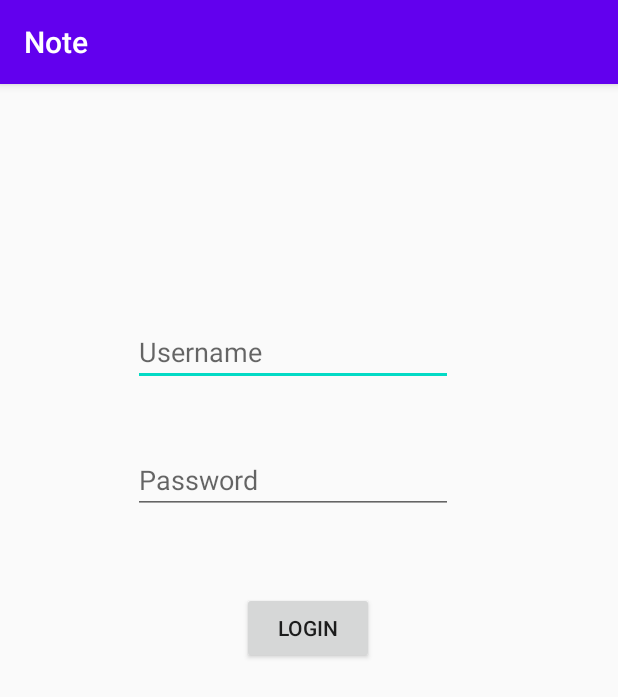
After one commit to joelvaz99/TP_parte3, an Android app: the Login screen opened directly, with no data from a screen before it, on a phone screen of 412 x 824 dp. The commit adds this screen. Shown: the top 697 px of the screen. Run offline under Robolectric (Android 15) with nearby library versions, the phone set to English and light mode, and no system bars.

Commit message:
Inicio Trabalho Parte 4

```diff
--- a/app/src/main/AndroidManifest.xml
+++ b/app/src/main/AndroidManifest.xml
@@ -9,7 +9,8 @@
         android:roundIcon="@mipmap/ic_launcher_round"
         android:supportsRtl="true"
         android:theme="@style/AppTheme">
-        <activity android:name=".AddNota"></activity>
+        <activity android:name=".viewModel.Login"></activity>
+        <activity android:name=".AddNota" />
         <activity android:name=".MainActivity">
             <intent-filter>
                 <action android:name="android.intent.action.MAIN" />
--- a/app/src/main/java/ipvc/estg/tp_parte3/MainActivity.kt
+++ b/app/src/main/java/ipvc/estg/tp_parte3/MainActivity.kt
@@ -3,6 +3,7 @@ import android.app.Activity
 import android.content.Intent
 import android.os.Build
 import android.os.Bundle
+import android.widget.Button
 import android.widget.Toast
 import androidx.annotation.RequiresApi
 import androidx.appcompat.app.AppCompatActivity
@@ -13,6 +14,7 @@ import androidx.recyclerview.widget.RecyclerView
 import com.google.android.material.floatingactionbutton.FloatingActionButton
 import ipvc.estg.tp_parte3.adapter.NotaAdapter
 import ipvc.estg.tp_parte3.entities.Nota
+import ipvc.estg.tp_parte3.viewModel.Login
 import ipvc.estg.tp_parte3.viewModel.NotaViewModel
 import java.time.LocalDateTime
 import java.time.format.DateTimeFormatter
@@ -47,6 +49,11 @@ class MainActivity : AppCompatActivity(),NotaAdapter.RowClickListener  {
         fab.setOnClickListener {
             val intent = Intent(this@MainActivity, AddNota::class.java)
             startActivityForResult(intent, newWordActivityRequestCode)
+        }
+        val ir_login = findViewById<Button>(R.id.ir_login)
+        ir_login.setOnClickListener {
+            val intent = Intent(this@MainActivity, Login::class.java)
+            startActivity(intent)
         }
 
 
--- /dev/null
+++ b/app/src/main/java/ipvc/estg/tp_parte3/viewModel/Login.kt
@@ -0,0 +1,12 @@
+package ipvc.estg.tp_parte3.viewModel
+
+import androidx.appcompat.app.AppCompatActivity
+import android.os.Bundle
+import ipvc.estg.tp_parte3.R
+
+class Login : AppCompatActivity() {
+    override fun onCreate(savedInstanceState: Bundle?) {
+        super.onCreate(savedInstanceState)
+        setContentView(R.layout.activity_login)
+    }
+}
--- /dev/null
+++ b/app/src/main/res/layout/activity_login.xml
@@ -0,0 +1,45 @@
+<?xml version="1.0" encoding="utf-8"?>
+<androidx.constraintlayout.widget.ConstraintLayout xmlns:android="http://schemas.android.com/apk/res/android"
+    xmlns:app="http://schemas.android.com/apk/res-auto"
+    xmlns:tools="http://schemas.android.com/tools"
+    android:layout_width="match_parent"
+    android:layout_height="match_parent"
+    tools:context=".viewModel.Login">
+
+    <EditText
+        android:id="@+id/username"
+        android:layout_width="wrap_content"
+        android:layout_height="wrap_content"
+        android:layout_marginTop="156dp"
+        android:ems="10"
+        android:hint="Username"
+        android:inputType="textPersonName"
+        app:layout_constraintEnd_toEndOf="parent"
+        app:layout_constraintHorizontal_bias="0.447"
+        app:layout_constraintStart_toStartOf="parent"
+        app:layout_constraintTop_toTopOf="parent" />
+
+    <EditText
+        android:id="@+id/password"
+        android:layout_width="wrap_content"
+        android:layout_height="wrap_content"
+        android:layout_marginTop="40dp"
+        android:ems="10"
+        android:hint="Password"
+        android:inputType="textPassword"
+        app:layout_constraintEnd_toEndOf="parent"
+        app:layout_constraintHorizontal_bias="0.447"
+        app:layout_constraintStart_toStartOf="parent"
+        app:layout_constraintTop_toBottomOf="@+id/username" />
+
+    <Button
+        android:id="@+id/login"
+        android:layout_width="wrap_content"
+        android:layout_height="wrap_content"
+        android:layout_marginTop="52dp"
+        android:text="Login"
+        app:layout_constraintEnd_toEndOf="parent"
+        app:layout_constraintHorizontal_bias="0.498"
+        app:layout_constraintStart_toStartOf="parent"
+        app:layout_constraintTop_toBottomOf="@+id/password" />
+</androidx.constraintlayout.widget.ConstraintLayout>
--- a/app/src/main/res/layout/activity_main.xml
+++ b/app/src/main/res/layout/activity_main.xml
@@ -34,5 +34,13 @@
         android:contentDescription="Add city"
         android:src="@drawable/ic_baseline_add_24"/>
 
+    <Button
+        android:id="@+id/ir_login"
+        android:layout_width="wrap_content"
+        android:layout_height="wrap_content"
+        android:text="Button"
+        tools:layout_editor_absoluteX="142dp"
+        tools:layout_editor_absoluteY="618dp" />
+
 
 </androidx.constraintlayout.widget.ConstraintLayout>
```
